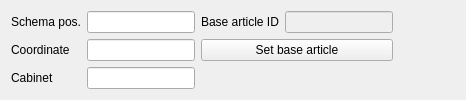
scandyna/multidiagtools, file tools/mdtcablelist/src/mdtClUnitEditor.ui: the form before one commit.
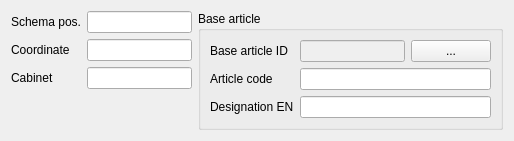
The form after the commit.

The edit to the form file:
```diff
--- a/tools/mdtcablelist/src/mdtClUnitEditor.ui
+++ b/tools/mdtcablelist/src/mdtClUnitEditor.ui
@@ -6,14 +6,14 @@
    <rect>
     <x>0</x>
     <y>0</y>
-    <width>466</width>
-    <height>93</height>
+    <width>514</width>
+    <height>133</height>
    </rect>
   </property>
   <property name="windowTitle">
    <string>Form</string>
   </property>
-  <layout class="QHBoxLayout" name="horizontalLayout">
+  <layout class="QHBoxLayout" name="horizontalLayout_2">
    <item>
     <layout class="QFormLayout" name="formLayout">
      <item row="0" column="0">
@@ -76,6 +76,10 @@
     </layout>
    </item>
    <item>
+    <widget class="QGroupBox" name="gbBaseArticle">
+     <property name="title">
+      <string>Base article</string>
+     </property>
     <layout class="QFormLayout" name="formLayout_2">
      <item row="0" column="0">
       <widget class="QLabel" name="lbArticle_Id_FK">
@@ -85,20 +89,56 @@
       </widget>
      </item>
      <item row="0" column="1">
-      <widget class="QLineEdit" name="fld_Article_Id_FK">
+       <layout class="QHBoxLayout" name="horizontalLayout">
+        <item>
+         <widget class="QLineEdit" name="LeArticle_Id_FK">
        <property name="enabled">
         <bool>false</bool>
        </property>
-      </widget>
-     </item>
-     <item row="1" column="0" colspan="2">
+          <property name="readOnly">
+           <bool>true</bool>
+          </property>
+         </widget>
+        </item>
+        <item>
       <widget class="QPushButton" name="pbSetBaseArticle">
        <property name="text">
-        <string>Set base article</string>
+           <string>...</string>
        </property>
       </widget>
      </item>
     </layout>
+      </item>
+      <item row="1" column="0">
+       <widget class="QLabel" name="lbArticleCode">
+        <property name="text">
+         <string>Article code</string>
+        </property>
+       </widget>
+      </item>
+      <item row="1" column="1">
+       <widget class="QLineEdit" name="leArticleCode">
+        <property name="readOnly">
+         <bool>true</bool>
+        </property>
+       </widget>
+      </item>
+      <item row="2" column="0">
+       <widget class="QLabel" name="lbArticleDesignationEN">
+        <property name="text">
+         <string>Designation EN</string>
+        </property>
+       </widget>
+      </item>
+      <item row="2" column="1">
+       <widget class="QLineEdit" name="leArticleDesignationEN">
+        <property name="readOnly">
+         <bool>true</bool>
+        </property>
+       </widget>
+      </item>
+     </layout>
+    </widget>
    </item>
    <item>
     <spacer name="horizontalSpacer">
```
Lines whose indentation alone changed are shown as unchanged.
